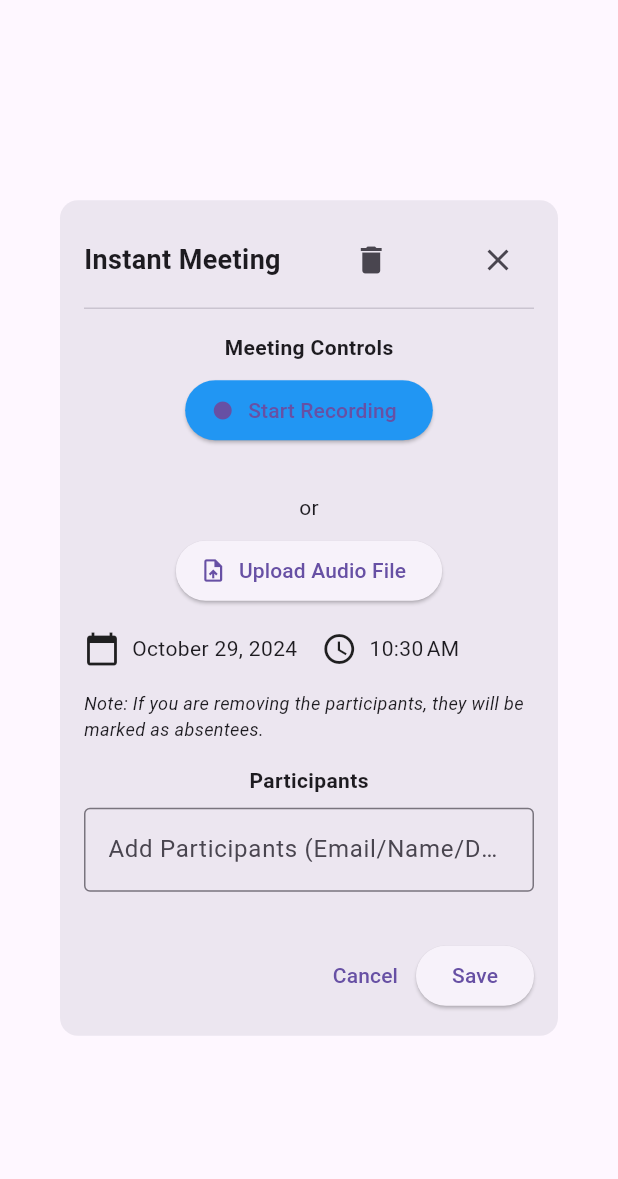
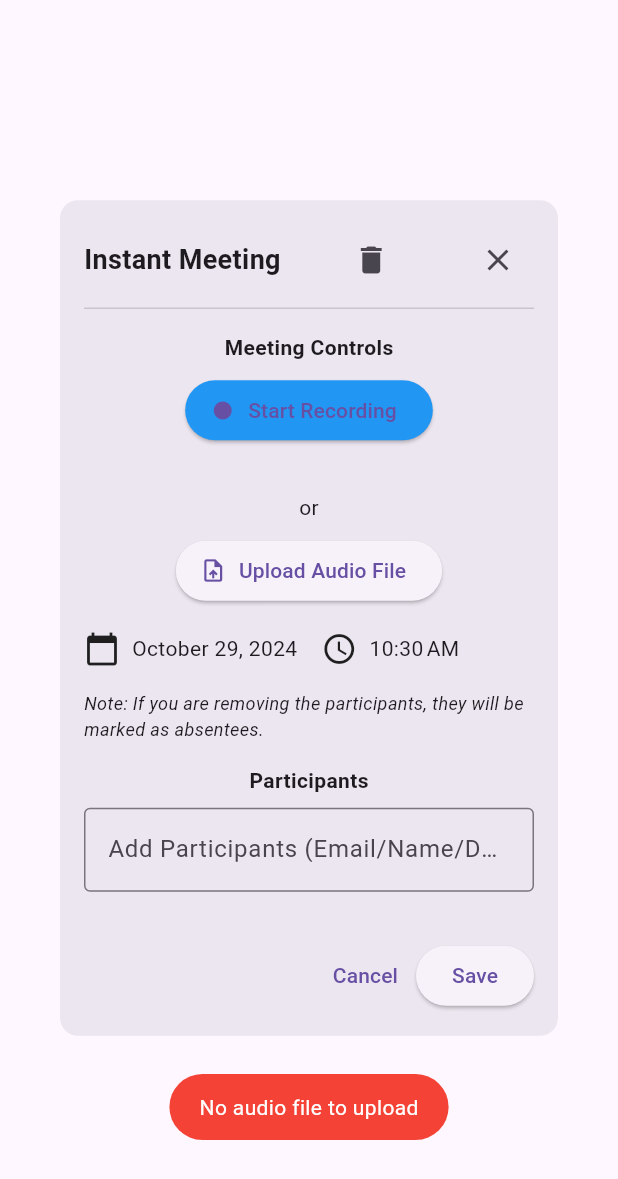
Before and after one commit to Aviraj-Singh/mobile_app, a Flutter app: the InstantMeetingModal widget shown alone on an empty page, opened directly with empty values, after a tap on "Save", on a phone screen of 412 x 824 dp. Shown: the top 1179 px of the screen. Run offline on Flutter 3.47's test engine with Material 3 defaults, Android fonts, the light colour scheme and no system bars; our stand-ins replace audioplayers, file_picker, flutter_svg, fluttertoast, just_audio, jwt_decoder and 4 more; missing offline and left inert: record; accounts and stored records are empty; network calls fail.

Commit message:
update: final release

```diff
--- a/lib/instant_meeting.dart
+++ b/lib/instant_meeting.dart
@@ -356,6 +356,18 @@ class _InstantMeetingModalState extends State<InstantMeetingModal> {
   }
 
   Future<void> _uploadAudioFile() async {
+    if (recorderPaused) {
+      Fluttertoast.showToast(
+        msg: 'Please stop the recording before saving.',
+        toastLength: Toast.LENGTH_SHORT,
+        gravity: ToastGravity.BOTTOM,
+        backgroundColor: Colors.red,
+        textColor: Colors.white,
+      );
+      return;
+    }
+
+    participantsList = participantsList.toSet().toList();
     print('Uploaded Path: $uploadedFilePath');
     print('Recorded Path: $recordedAudioPath');
     var data = {
@@ -373,6 +385,13 @@ class _InstantMeetingModalState extends State<InstantMeetingModal> {
         );
         if (response.statusCode == 200) {
           print('Audio uploaded successfully!');
+          Fluttertoast.showToast(
+            msg: 'Meeting Audio and Participants updated successfully!',
+            toastLength: Toast.LENGTH_SHORT,
+            gravity: ToastGravity.BOTTOM,
+            backgroundColor: Colors.green,
+            textColor: Colors.white,
+          );
           await apiService.addParticipantsInMeeting(data);
           await apiService.getAudioProcessing(widget.meetingId);
           Navigator.of(context).pop(true);
@@ -391,6 +410,13 @@ class _InstantMeetingModalState extends State<InstantMeetingModal> {
         );
       }
     } else {
+      Fluttertoast.showToast(
+        msg: 'No audio file to upload',
+        toastLength: Toast.LENGTH_SHORT,
+        gravity: ToastGravity.BOTTOM,
+        backgroundColor: Colors.red,
+        textColor: Colors.white,
+      );
       print('No audio file to upload');
     }
   }
--- a/lib/talk_time.dart
+++ b/lib/talk_time.dart
@@ -92,7 +92,8 @@ class TalkTimeWidgetState extends State<TalkTimeWidget> {
                 try {
                   List<dynamic> rawTranscriptArray = jsonDecode(rawTranscript);
                   for (var entry in rawTranscriptArray) {
-                    if (entry['speaker'].contains(name)) {
+                    if (entry['speaker'] != null &&
+                        entry['speaker'].contains(name)) {
                       entry['speaker'] = updatedName + ',' + updatedEmail;
                     }
                   }
```
Also changed, not shown: lib/meeting_details.dart (+28 -17 lines), lib/meeting_minutes.dart (+20 -6 lines), 3 other files.
